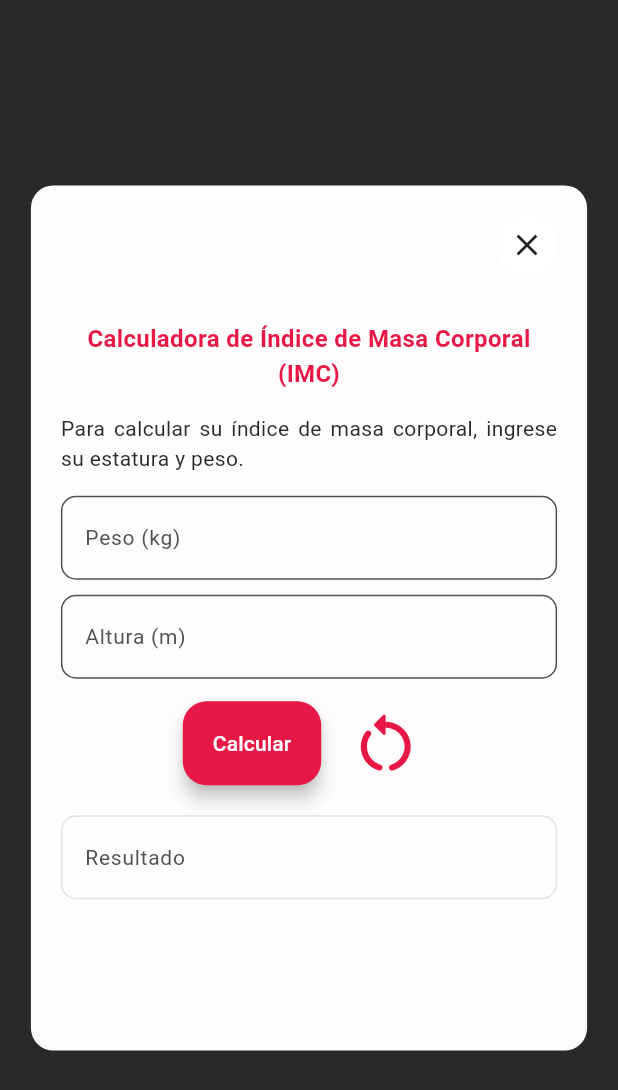
After one commit to GAMM95/PrediHipertension, a Flutter app: the CalculadoraIMC screen opened by its route, on a phone screen of 412 x 824 dp. The commit adds this screen. Shown: the top 1090 px of the screen. Run offline on Flutter 3.47's test engine with Material 3 defaults, Android fonts, the phone set to English and light mode, and no system bars; our stand-ins replace animated_splash_screen, cloud_firestore, firebase_auth, firebase_core, flutter_speed_dial, flutter_svg and 4 more; accounts and stored records are empty.

Commit message:
nueva actualizacion

```diff
--- a/lib/Core/Routes/routes_screens.dart
+++ b/lib/Core/Routes/routes_screens.dart
@@ -1,5 +1,5 @@
 import 'package:flutter/material.dart';
-// import 'package:predihipertension/Screens/detalletest_screen.dart';
+import 'package:predihipertension/Presentation/Widget/calculadora_imc.dart';
 
 import '../../Presentation/Screens/dataauthorization_screen.dart';
 import '../../Presentation/Screens/fortgotpassword_screen.dart';
@@ -8,18 +8,19 @@ import '../../Presentation/Screens/signin_screen.dart';
 import '../../Presentation/Screens/signup_screen.dart';
 import '../../Presentation/Screens/tercon_screen.dart';
 import '../../Presentation/Screens/welcome_screen.dart';
-import 'package:predihipertension/Presentation/Screens/ayuda_screen.dart';
+import 'package:predihipertension/Presentation/Screens/acercade_screen.dart';
 
 class RoutesScreens {
   static const String welcome = '/welcome';
   static const String forgot = '/forgot';
   static const String dataauth = '/dataauth';
   static const String tercon = '/tercon';
-  static const String ayuda = '/ayuda';
+  static const String ayuda = '/acercade';
   static const String signin = '/signin';
   static const String signup = '/signup';
   static const String principal = '/principal';
   static const String detalletest = '/detalletest';
+  static const String calcimc = '/calcimc';
 
   static Map<String, WidgetBuilder> getRoutes() {
     return {
@@ -27,11 +28,11 @@ class RoutesScreens {
       forgot: (context) => const ForgotPasswordScreen(),
       dataauth: (context) => const DataAuthScreen(),
       tercon: (context) => const TerminosCondicionesScreen(),
-      ayuda: (context) => const AyudaScreen(),
+      ayuda: (context) => const AcercaDeScreen(),
       signin: (context) => const SignInScreen(),
       signup: (context) => const SignUpScreen(),
       principal: (context) => const HomeScreen(),
-      // detalletest: (context) => const DetalleTest(date: DateTime),
+      calcimc: (context) => const CalculadoraIMC(),
     };
   }
 }
--- a/lib/Core/Services/firebase_auth.dart
+++ b/lib/Core/Services/firebase_auth.dart
@@ -2,7 +2,7 @@ import 'package:firebase_auth/firebase_auth.dart';
 import 'package:google_sign_in/google_sign_in.dart';
 import 'package:cloud_firestore/cloud_firestore.dart';
 
-import 'package:predihipertension/Domain/Entities/usuario.dart';
+import 'package:predihipertension/Domain/Models/usuario.dart';
 
 class AuthService {
   final FirebaseAuth _auth = FirebaseAuth.instance;
--- a/lib/Core/Services/methods_firebase.dart
+++ b/lib/Core/Services/methods_firebase.dart
@@ -1,6 +1,6 @@
 import 'package:firebase_auth/firebase_auth.dart';
 import 'package:cloud_firestore/cloud_firestore.dart';
-import 'package:predihipertension/Domain/Entities/datatest.dart';
+import 'package:predihipertension/Domain/Models/datatest.dart';
 
 class MethodsAuth {
   final FirebaseAuth _auth = FirebaseAuth.instance;
--- a/lib/Core/Theme/global_colors.dart
+++ b/lib/Core/Theme/global_colors.dart
@@ -38,4 +38,11 @@ class GlobalColors {
   static HexColor hintText = HexColor("#DCDCDC");
   static HexColor hinTextDark = HexColor("#989898");
   static HexColor linkText = HexColor("#FFC6C6");
+
+  // Colores de resultado de IMC
+  static HexColor pesoBajo = HexColor('#3A859A');
+  static HexColor pesoNormal = HexColor('#2EC6B7');
+  static HexColor sobrepeso = HexColor('#F4CA38');
+  static HexColor obseo = HexColor('#F39F95');
+  static HexColor obesoExtremo = HexColor('#D34B4D');
 }
--- /dev/null
+++ b/lib/Core/Utils/composicion_corporal.dart
@@ -0,0 +1,15 @@
+class ComposicionCorporal {
+  static String obtenerComposicion(double imc) {
+    if (imc < 18.5) {
+      return 'Peso inferior al normal';
+    } else if (imc >= 18.5 && imc <= 24.9) {
+      return 'Peso normal';
+    } else if (imc >= 25.0 && imc <= 29.9) {
+      return 'Sobrepeso';
+    } else if (imc >= 30.0 && imc <= 39.9) {
+      return 'Obesidad';
+    } else {
+      return 'Obesidad extrema';
+    }
+  }
+}
--- a/lib/Domain/Logic/testlogic.dart
+++ b/lib/Domain/Logic/testlogic.dart
@@ -1,6 +1,6 @@
 import 'dart:async';
 
-import 'package:predihipertension/Domain/Entities/datatest.dart';
+import 'package:predihipertension/Domain/Models/datatest.dart';
 import 'package:predihipertension/Core/Services/methods_firebase.dart';
 
 class TestLogic {
--- a/lib/Presentation/Containers/historial_tab.dart
+++ b/lib/Presentation/Containers/historial_tab.dart
@@ -35,7 +35,7 @@ class _HistorialTabState extends State<HistorialTab> {
             child: const Padding(
               padding: EdgeInsets.symmetric(vertical: 10.0),
               child: Text(
-                'Aquí se muestra el historial de consultas:',
+                'Aquí se mostrará el grafico del historial de consultas:',
                 style: TextStyle(
                   color: Colors.white,
                   fontSize: 16.0,
--- a/lib/Presentation/Screens/detalletest_screen.dart
+++ b/lib/Presentation/Screens/detalletest_screen.dart
@@ -7,7 +7,7 @@ import 'package:predihipertension/Presentation/Utilities/custom_dialogs.dart';
 import 'package:predihipertension/Domain/Logic/testlogic.dart';
 import 'package:predihipertension/Presentation/Widget/custom_listDetail.dart';
 import 'package:predihipertension/Core/Services/methods_firebase.dart';
-import 'package:predihipertension/Domain/Entities/datatest.dart';
+import 'package:predihipertension/Domain/Models/datatest.dart';
 
 // import 'package:pdf/widgets.dart' as pw;
 
--- a/lib/Presentation/Screens/signup_screen.dart
+++ b/lib/Presentation/Screens/signup_screen.dart
@@ -4,7 +4,7 @@ import 'package:firebase_auth/firebase_auth.dart';
 import 'package:flutter/material.dart';
 import 'package:predihipertension/Presentation/Widget/custom_button.dart';
 
-import 'package:predihipertension/Domain/Entities/usuario.dart';
+import 'package:predihipertension/Domain/Models/usuario.dart';
 import 'package:predihipertension/Presentation/Screens/welcome_screen.dart';
 import 'package:predihipertension/Core/Services/firebase_auth.dart';
 import 'package:predihipertension/Core/Theme/global_colors.dart';
@@ -13,8 +13,6 @@ import 'package:predihipertension/Presentation/Widget/custom_passwordfield.dart'
 import 'package:predihipertension/Presentation/Widget/custom_textfield.dart';
 import 'package:predihipertension/Presentation/Widget/custom_clipper.dart';
 import 'package:predihipertension/Presentation/Utilities/custom_dialogs.dart';
-// import '../Components/custom_divider.dart';
-// import '../Widget/social_icon.dart';
 
 class SignUpScreen extends StatefulWidget {
   const SignUpScreen({super.key});
--- /dev/null
+++ b/lib/Presentation/Widget/calculadora_imc.dart
@@ -0,0 +1,204 @@
+import 'package:flutter/material.dart';
+import 'package:predihipertension/Core/Theme/global_colors.dart';
+import 'package:predihipertension/Core/Utils/composicion_corporal.dart';
+import 'package:predihipertension/Presentation/Widget/custom_numberfielddark.dart';
+import 'package:predihipertension/Presentation/Widget/paragraph.dart';
+
+class CalculadoraIMC extends StatefulWidget {
+  const CalculadoraIMC({super.key});
+
+  @override
+  State<CalculadoraIMC> createState() => _CalculadoraIMCState();
+}
+
+class _CalculadoraIMCState extends State<CalculadoraIMC> {
+  late TextEditingController pesoController;
+  late TextEditingController alturaController;
+  late TextEditingController resultadoController;
+  Color textColor = Colors.black;
+  bool mostrarTextoFinal = false;
+
+  @override
+  void initState() {
+    super.initState();
+    pesoController = TextEditingController();
+    alturaController = TextEditingController();
+    resultadoController = TextEditingController();
+  }
+
+  void limpiar() {
+    pesoController.clear();
+    alturaController.clear();
+    resultadoController.clear();
+    setState(() {
+      mostrarTextoFinal = false;
+    });
+  }
+
+  @override
+  void dispose() {
+    pesoController.dispose();
+    alturaController.dispose();
+    resultadoController.dispose();
+    super.dispose();
+  }
+
+  @override
+  Widget build(BuildContext context) {
+    return Scaffold(
+      backgroundColor: GlobalColors.bgDark1,
+      body: Center(
+        child: Container(
+          constraints: BoxConstraints(
+            maxHeight: MediaQuery.of(context).size.height * 0.7,
+          ),
+          width: MediaQuery.of(context).size.width * 0.9,
+          padding: const EdgeInsets.all(20.0),
+          decoration: const BoxDecoration(
+            color: Color.fromARGB(255, 255, 252, 253),
+            borderRadius: BorderRadius.all(
+              Radius.circular(15),
+            ),
+          ),
+          child: Stack(
+            children: [
+              Center(
+                child: Column(
+                  mainAxisAlignment: MainAxisAlignment.center,
+                  children: [
+                    Text(
+                      'Calculadora de Índice de Masa Corporal (IMC)',
+                      textAlign: TextAlign.center,
+                      style: TextStyle(
+                        color: GlobalColors.titlePrimaryColor,
+                        fontWeight: FontWeight.w600,
+                        fontSize: 16.0,
+                      ),
+                    ),
+                    const SizedBox(height: 15.0),
+                    Parragraph(
+                      parrafo:
+                          'Para calcular su índice de masa corporal, ingrese su estatura y peso.',
+                      color: GlobalColors.bgDark1,
+                    ),
+                    const SizedBox(height: 15.0),
+                    CustomNumberFieldDark(
+                      hintText: 'Ingrese su peso en kg',
+                      enabled: true,
+                      cifras: 5,
+                      label: const Text('Peso (kg)'),
+                      validator: 'Ingrese su peso',
+                      controller: pesoController,
+                      showNextButton: true,
+                    ),
+                    const SizedBox(height: 10),
+                    CustomNumberFieldDark(
+                      hintText: 'Ingrese su altura en m',
+                      enabled: true,
+                      cifras: 4,
+                      label: const Text('Altura (m)'),
+                      validator: 'Ingrese su altura',
+                      controller: alturaController,
+                    ),
+                    const SizedBox(height: 10),
+                    Row(
+                      mainAxisAlignment: MainAxisAlignment.center,
+                      children: [
+                        ElevatedButton(
+                          onPressed: () {
+                            final peso =
+                                double.tryParse(pesoController.text) ?? 0.0;
+                            final altura =
+                                double.tryParse(alturaController.text) ?? 0.0;
+
+                            if (peso > 0 && altura > 0) {
+                              final imc = peso / (altura * altura);
+                              resultadoController.text = imc.toStringAsFixed(2);
+                              // String composicion = obtenerComposicionCorporal(imc);
+                              String composicion =
+                                  ComposicionCorporal.obtenerComposicion(imc);
+
+                              // Mostrar la composición corporal en el resultado
+                              resultadoController.text +=
+                                  '\nComposición: $composicion';
+                              setState(() {
+                                if (composicion == 'Peso inferior al normal') {
+                                  textColor = GlobalColors.pesoBajo;
+                                } else if (composicion == 'Peso normal') {
+                                  textColor = GlobalColors.pesoNormal;
+                                } else if (composicion == 'Sobrepeso') {
+                                  textColor = GlobalColors.sobrepeso;
+                                } else if (composicion == 'Obesidad') {
+                                  textColor = GlobalColors.obseo;
+                                } else {
+                                  textColor = GlobalColors.obesoExtremo;
+                                }
+                                mostrarTextoFinal = true;
+                              });
+                            }
+                          },
+                          child: const Text('Calcular'),
+                        ),
+                        const SizedBox(width: 10.0),
+                        IconButton(
+                          onPressed: limpiar,
+                          icon: Icon(
+                            Icons.restart_alt_rounded,
+                            color: GlobalColors.titlePrimaryColor,
+                            size: 50.0,
+                          ),
+                        ),
+                      ],
+                    ),
+                    const SizedBox(height: 15),
+                    CustomNumberFieldDark(
+                      hintText: 'Resultado',
+                      enabled: false,
+                      cifras: 4,
+                      label: const Text('Resultado'),
+                      validator: 'Resultado',
+                      controller: resultadoController,
+                    ),
+                    const SizedBox(height: 10),
+                    Visibility(
+                      visible: mostrarTextoFinal,
+                      child: Text(
+                        resultadoController.text.split('\n').last,
+                        style: TextStyle(
+                          color: textColor,
+                          fontSize: 16.0,
+                          fontWeight: FontWeight.w600,
+                        ),
+                      ),
+                    ),
+                  ],
+                ),
+              ),
+              Positioned(
+                top: 0,
+                right: 0,
+                child: GestureDetector(
+                  onTap: () {
+                    Navigator.pop(context); // Regresa al frame anterior
+                  },
+                  child: Container(
+                    decoration: BoxDecoration(
+                      color: Colors.white,
+                      borderRadius: BorderRadius.circular(18),
+                    ),
+                    child: const Padding(
+                      padding: EdgeInsets.all(8.0),
+                      child: Icon(
+                        Icons.close,
+                      ),
+                    ),
+                  ),
+                ),
+              ),
+            ],
+          ),
+        ),
+      ),
+    );
+  }
+}
```
Also changed, not shown: lib/Presentation/Screens/acercade_screen.dart (added, +142 -0 lines), lib/Presentation/Screens/ayuda_screen.dart (deleted, +0 -134 lines), lib/Presentation/Widget/custom_floatingbutton.dart (+5 -5 lines), lib/Domain/Models/datatest.dart (renamed from lib/Domain/Entities/datatest.dart), lib/Domain/Models/usuario.dart (renamed from lib/Domain/Entities/usuario.dart), lib/Presentation/Screens/tercon_screen.dart (line endings or trailing spaces).
